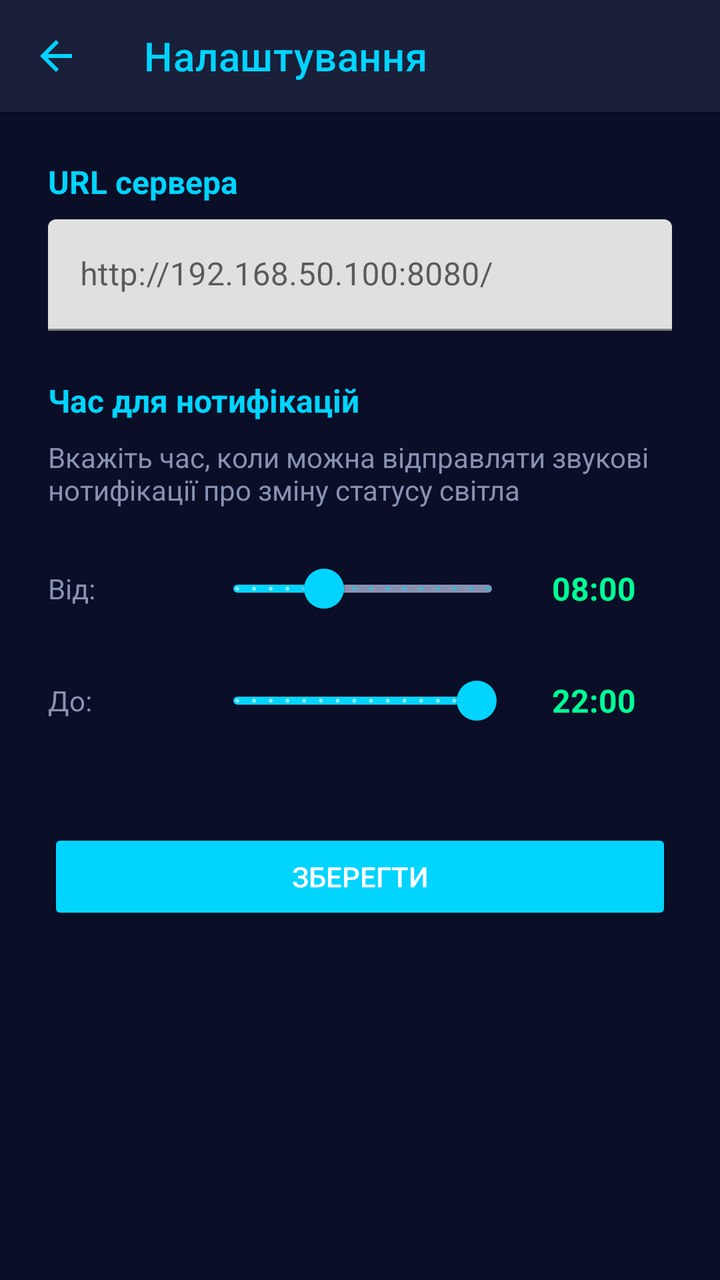
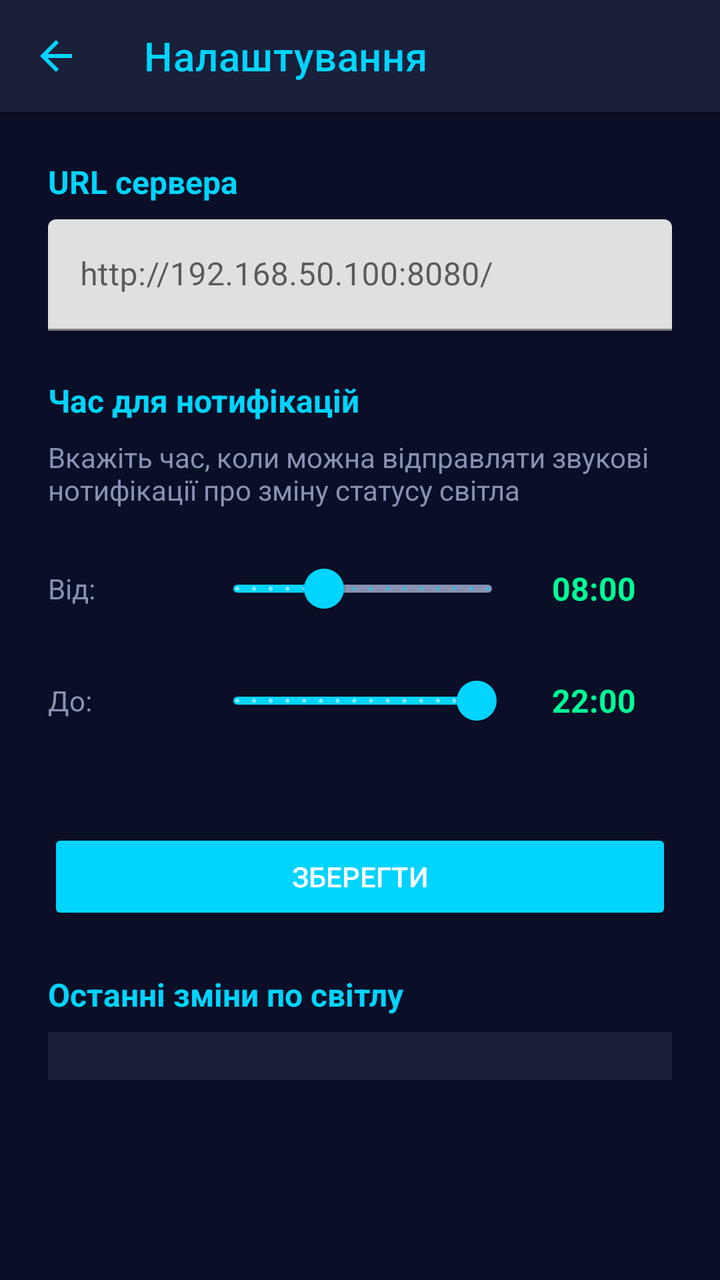

An Android layout rendered at two revisions. The XML below is the earlier revision; the diff shows what the commit changed to produce the second picture.
<!-- AndroidManifest.xml: activity theme Theme.BoillerMonitor -->
<!-- res/layout/activity_settings.xml -->
<?xml version="1.0" encoding="utf-8"?>
<androidx.coordinatorlayout.widget.CoordinatorLayout xmlns:android="http://schemas.android.com/apk/res/android"
    xmlns:app="http://schemas.android.com/apk/res-auto"
    xmlns:tools="http://schemas.android.com/tools"
    android:layout_width="match_parent"
    android:layout_height="match_parent"
    android:background="@color/background_dark"
    tools:context=".SettingsActivity">

    <com.google.android.material.appbar.AppBarLayout
        android:layout_width="match_parent"
        android:layout_height="wrap_content"
        android:theme="@style/Theme.BoillerMonitor">

        <com.google.android.material.appbar.MaterialToolbar
            android:id="@+id/toolbar"
            android:layout_width="match_parent"
            android:layout_height="?attr/actionBarSize"
            android:background="@color/card_background"
            app:title="Налаштування"
            app:titleTextColor="@color/primary_blue"
            app:navigationIcon="?attr/homeAsUpIndicator"
            app:navigationIconTint="@color/primary_blue" />

    </com.google.android.material.appbar.AppBarLayout>

    <androidx.core.widget.NestedScrollView
        android:layout_width="match_parent"
        android:layout_height="match_parent"
        app:layout_behavior="@string/appbar_scrolling_view_behavior">

        <LinearLayout
            android:layout_width="match_parent"
            android:layout_height="wrap_content"
            android:orientation="vertical"
            android:padding="24dp">

            
            <TextView
                android:layout_width="match_parent"
                android:layout_height="wrap_content"
                android:text="URL сервера"
                android:textColor="@color/primary_blue"
                android:textSize="16sp"
                android:textStyle="bold"
                android:layout_marginBottom="8dp" />

            <com.google.android.material.textfield.TextInputLayout
                android:layout_width="match_parent"
                android:layout_height="wrap_content"
                android:hint="http://192.168.50.100:8080/"
                android:layout_marginBottom="24dp">

                <com.google.android.material.textfield.TextInputEditText
                    android:id="@+id/serverUrlInput"
                    android:layout_width="match_parent"
                    android:layout_height="wrap_content"
                    android:inputType="textUri"
                    android:textColor="@color/white"
                    android:textColorHint="@color/text_secondary" />

            </com.google.android.material.textfield.TextInputLayout>

            
            <TextView
                android:layout_width="match_parent"
                android:layout_height="wrap_content"
                android:text="Час для нотифікацій"
                android:textColor="@color/primary_blue"
                android:textSize="16sp"
                android:textStyle="bold"
                android:layout_marginBottom="8dp" />

            <TextView
                android:layout_width="match_parent"
                android:layout_height="wrap_content"
                android:text="Вкажіть час, коли можна відправляти звукові нотифікації про зміну статусу світла"
                android:textColor="@color/text_secondary"
                android:textSize="14sp"
                android:layout_marginBottom="16dp" />

            <LinearLayout
                android:layout_width="match_parent"
                android:layout_height="wrap_content"
                android:orientation="horizontal"
                android:gravity="center_vertical"
                android:layout_marginBottom="8dp">

                <TextView
                    android:layout_width="0dp"
                    android:layout_height="wrap_content"
                    android:layout_weight="1"
                    android:text="Від:"
                    android:textColor="@color/text_secondary"
                    android:textSize="14sp" />

                <com.google.android.material.slider.Slider
                    android:id="@+id/notificationStartHourPicker"
                    android:layout_width="0dp"
                    android:layout_height="wrap_content"
                    android:layout_weight="2"
                    android:valueFrom="0"
                    android:valueTo="23"
                    android:stepSize="1"
                    android:value="8"
                    app:thumbColor="@color/primary_blue"
                    app:trackColorActive="@color/primary_blue"
                    app:trackColorInactive="@color/text_secondary" />

                <TextView
                    android:id="@+id/startHourText"
                    android:layout_width="wrap_content"
                    android:layout_height="wrap_content"
                    android:text="08:00"
                    android:textColor="@color/primary_green"
                    android:textSize="16sp"
                    android:textStyle="bold"
                    android:layout_marginStart="16dp"
                    android:minWidth="60dp" />

            </LinearLayout>

            <LinearLayout
                android:layout_width="match_parent"
                android:layout_height="wrap_content"
                android:orientation="horizontal"
                android:gravity="center_vertical"
                android:layout_marginBottom="24dp">

                <TextView
                    android:layout_width="0dp"
                    android:layout_height="wrap_content"
                    android:layout_weight="1"
                    android:text="До:"
                    android:textColor="@color/text_secondary"
                    android:textSize="14sp" />

                <com.google.android.material.slider.Slider
                    android:id="@+id/notificationEndHourPicker"
                    android:layout_width="0dp"
                    android:layout_height="wrap_content"
                    android:layout_weight="2"
                    android:valueFrom="0"
                    android:valueTo="23"
                    android:stepSize="1"
                    android:value="22"
                    app:thumbColor="@color/primary_blue"
                    app:trackColorActive="@color/primary_blue"
                    app:trackColorInactive="@color/text_secondary" />

                <TextView
                    android:id="@+id/endHourText"
                    android:layout_width="wrap_content"
                    android:layout_height="wrap_content"
                    android:text="22:00"
                    android:textColor="@color/primary_green"
                    android:textSize="16sp"
                    android:textStyle="bold"
                    android:layout_marginStart="16dp"
                    android:minWidth="60dp" />

            </LinearLayout>

            
            <Button
                android:id="@+id/btnSave"
                android:layout_width="match_parent"
                android:layout_height="wrap_content"
                android:text="Зберегти"
                android:textColor="@color/white"
                android:backgroundTint="@color/primary_blue"
                android:layout_marginTop="16dp" />

        </LinearLayout>

    </androidx.core.widget.NestedScrollView>

</androidx.coordinatorlayout.widget.CoordinatorLayout>
<!-- resources referenced by this layout -->
<resources>
  <color name="background_dark">#0A0E27</color>
  <color name="card_background">#1A1F3A</color>
  <color name="primary_blue">#00D4FF</color>
  <color name="primary_green">#00FF96</color>
  <color name="text_secondary">#8892B0</color>
  <color name="white">#FFFFFFFF</color>
  <style name="Theme.BoillerMonitor" parent="Theme.MaterialComponents.DayNight.NoActionBar">
          <item name="colorPrimary">@color/primary_blue</item>
          <item name="colorPrimaryVariant">@color/primary_green</item>
          <item name="colorOnPrimary">@color/white</item>
          <item name="android:windowBackground">@color/background_dark</item>
          <item name="android:statusBarColor">@color/background_dark</item>
      </style>
</resources>

<!-- the commit's change to res/layout/activity_settings.xml (unified diff, before → after) -->
@@ -171,6 +171,25 @@
                 android:backgroundTint="@color/primary_blue"
                 android:layout_marginTop="16dp" />
 
+            
+            <TextView
+                android:layout_width="match_parent"
+                android:layout_height="wrap_content"
+                android:text="Останні зміни по світлу"
+                android:textColor="@color/primary_blue"
+                android:textSize="16sp"
+                android:textStyle="bold"
+                android:layout_marginTop="24dp"
+                android:layout_marginBottom="8dp" />
+
+            <LinearLayout
+                android:id="@+id/lightChangesContainer"
+                android:layout_width="match_parent"
+                android:layout_height="wrap_content"
+                android:orientation="vertical"
+                android:padding="12dp"
+                android:background="@color/card_background" />
+
         </LinearLayout>
 
     </androidx.core.widget.NestedScrollView>
